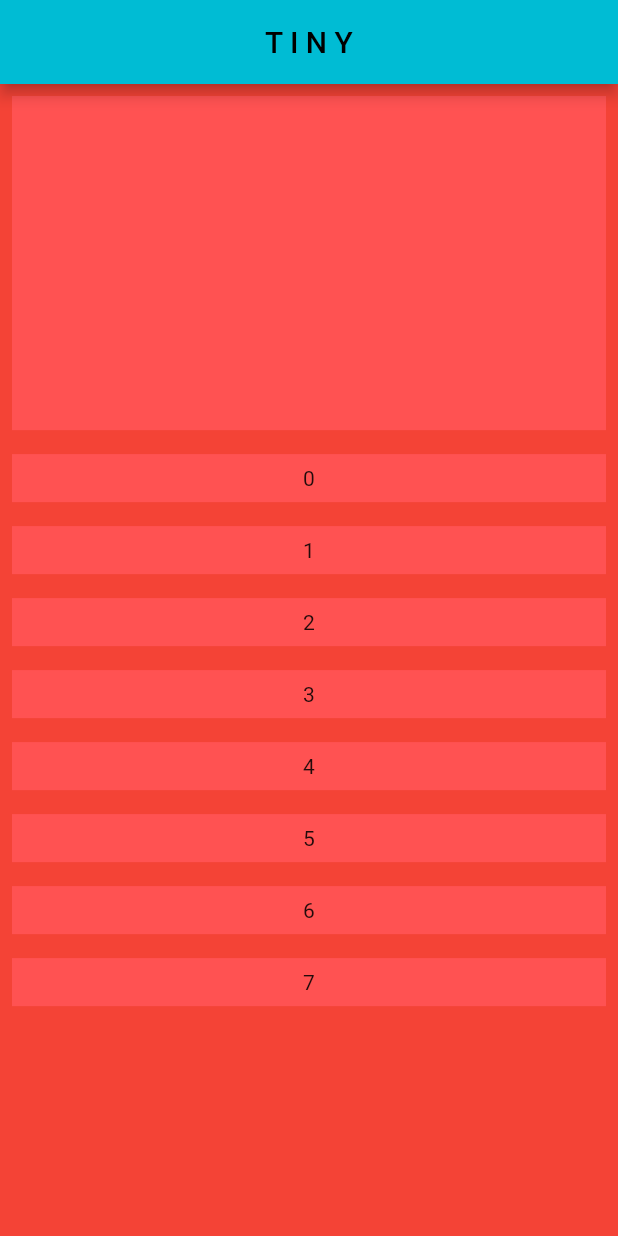
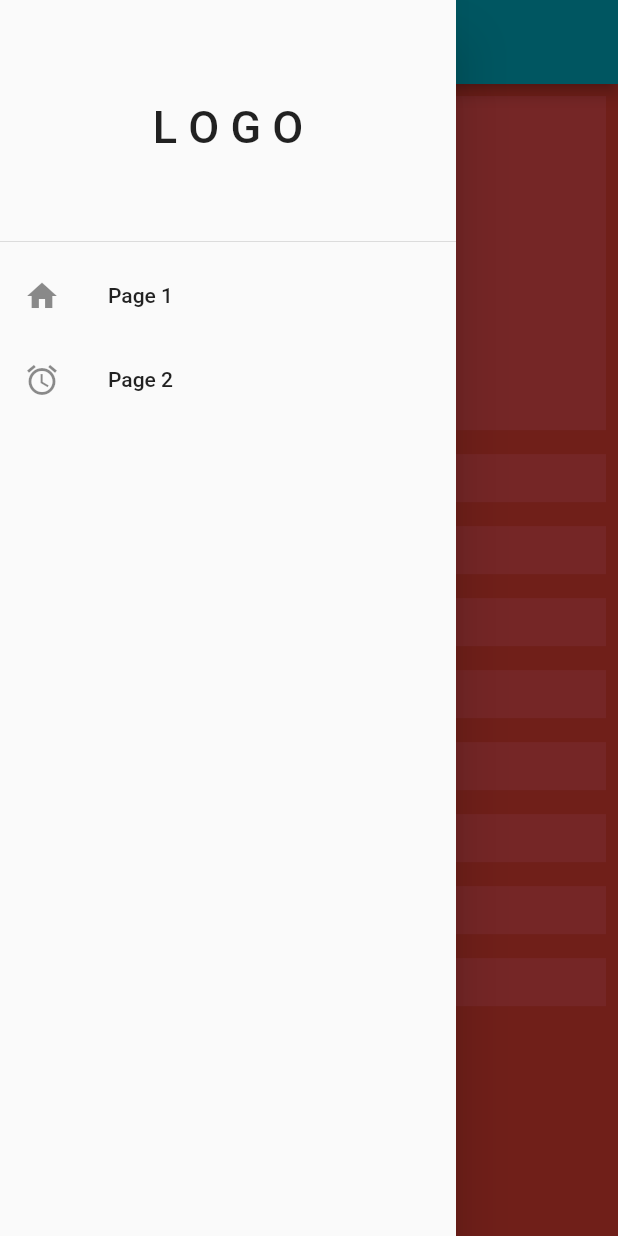
Before and after one commit to dotDone/my-personal-dashboard, a Flutter app: the TinyBody screen opened directly, with the side drawer open (before the commit the screen has no drawer), on a phone screen of 412 x 824 dp. Run offline on Flutter 3.47's test engine with Material 2 defaults, Android fonts, the phone set to English and light mode, and no system bars.

```diff
--- a/lib/layouts/tiny.dart
+++ b/lib/layouts/tiny.dart
@@ -9,7 +9,35 @@ class TinyBody extends StatelessWidget {
   Widget build(BuildContext context) {
     return Scaffold(
       backgroundColor: Colors.red,
-      appBar: AppBar(title: Center(child: const Text('T I N Y'))),
+      appBar: AppBar(
+        leading: Icon(Icons.menu),
+        title: Center(child: const Text('T I N Y')),
+      ),
+      drawer: Drawer(
+        child: Container(
+          child: ListView(
+            children: [
+              DrawerHeader(
+                child: Center(
+                  child: Text(
+                    'L O G O',
+                    style: TextStyle(fontSize: 30),
+                  ),
+                ),
+              ),
+              ListTile(
+                title: Text('Page 1'),
+                leading: Icon(Icons.home),
+                onTap: () {},
+              ),
+              ListTile(
+                  title: Text('Page 2'),
+                  leading: Icon(Icons.alarm),
+                  onTap: () {}),
+            ],
+          ),
+        ),
+      ),
       body: const TestColumn(
         colors: Colors.redAccent,
       ),
--- a/lib/main.dart
+++ b/lib/main.dart
@@ -1,17 +1,12 @@
 import 'package:flutter/material.dart';
 
-import 'homepage.dart';
+import 'views/homepage.dart';
 
 void main() => runApp(MyApp());
 
-class MyApp extends StatefulWidget {
+class MyApp extends StatelessWidget {
   const MyApp({Key? key}) : super(key: key);
 
-  @override
-  State<MyApp> createState() => _MyAppState();
-}
-
-class _MyAppState extends State<MyApp> {
   @override
   Widget build(BuildContext context) {
     return MaterialApp(
```
Also changed, not shown: lib/layouts/mobile.dart (+27 -1 lines), lib/routes/navigator.dart (deleted).
